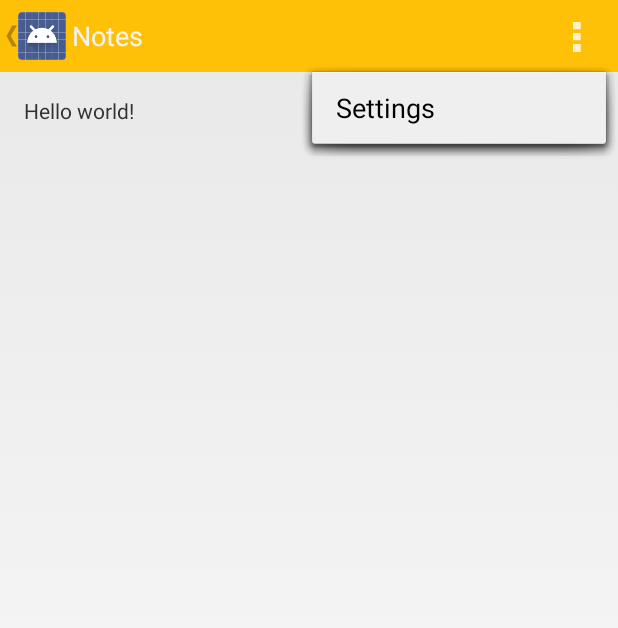
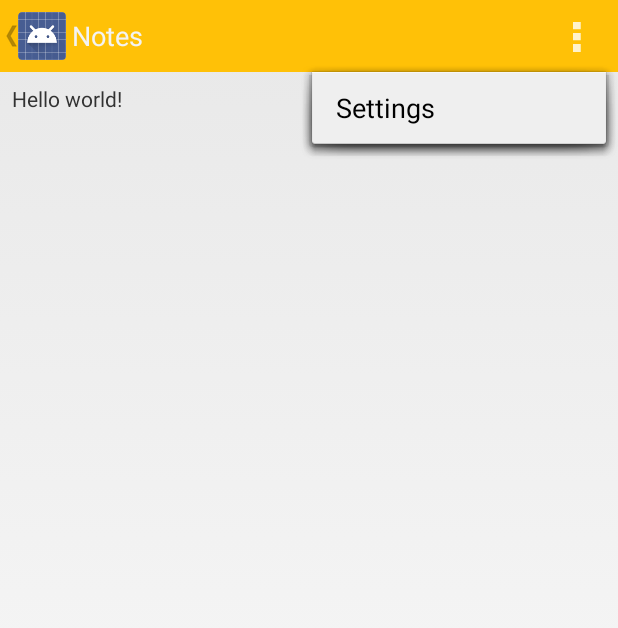
Before and after one commit to henrytao-me/notipocket-android, an Android app: the screen it shows after launch (MainActivity), with the options menu open, on a phone screen of 412 x 824 dp. Shown: the top 628 px of the screen. Run offline under Robolectric (Android 15) with nearby library versions, the phone set to English and light mode, and no system bars; 2 statements that could not run were skipped.

Commit message:
changed padding from 16dp to 8dp

```diff
--- a/app/src/main/res/layout/fragment_trash.xml
+++ b/app/src/main/res/layout/fragment_trash.xml
@@ -2,6 +2,10 @@
   xmlns:tools="http://schemas.android.com/tools"
   android:layout_width="match_parent"
   android:layout_height="match_parent"
+  android:paddingLeft="@dimen/activity_horizontal_margin"
+  android:paddingRight="@dimen/activity_horizontal_margin"
+  android:paddingTop="@dimen/activity_vertical_margin"
+  android:paddingBottom="@dimen/activity_vertical_margin"
   tools:context="me.henrytao.notipocket.TrashFragment">
 
   <!-- TODO: Update blank fragment layout -->
--- a/app/src/main/res/values/dimens.xml
+++ b/app/src/main/res/values/dimens.xml
@@ -1,7 +1,7 @@
 <resources>
   <!-- Default screen margins, per the Android Design guidelines. -->
-  <dimen name="activity_horizontal_margin">16dp</dimen>
-  <dimen name="activity_vertical_margin">16dp</dimen>
+  <dimen name="activity_horizontal_margin">8dp</dimen>
+  <dimen name="activity_vertical_margin">8dp</dimen>
 
   <dimen name="small_text_size">12dp</dimen>
   <dimen name="standard_text_size">14dp</dimen>
```
Lines whose indentation alone changed are shown as unchanged.
